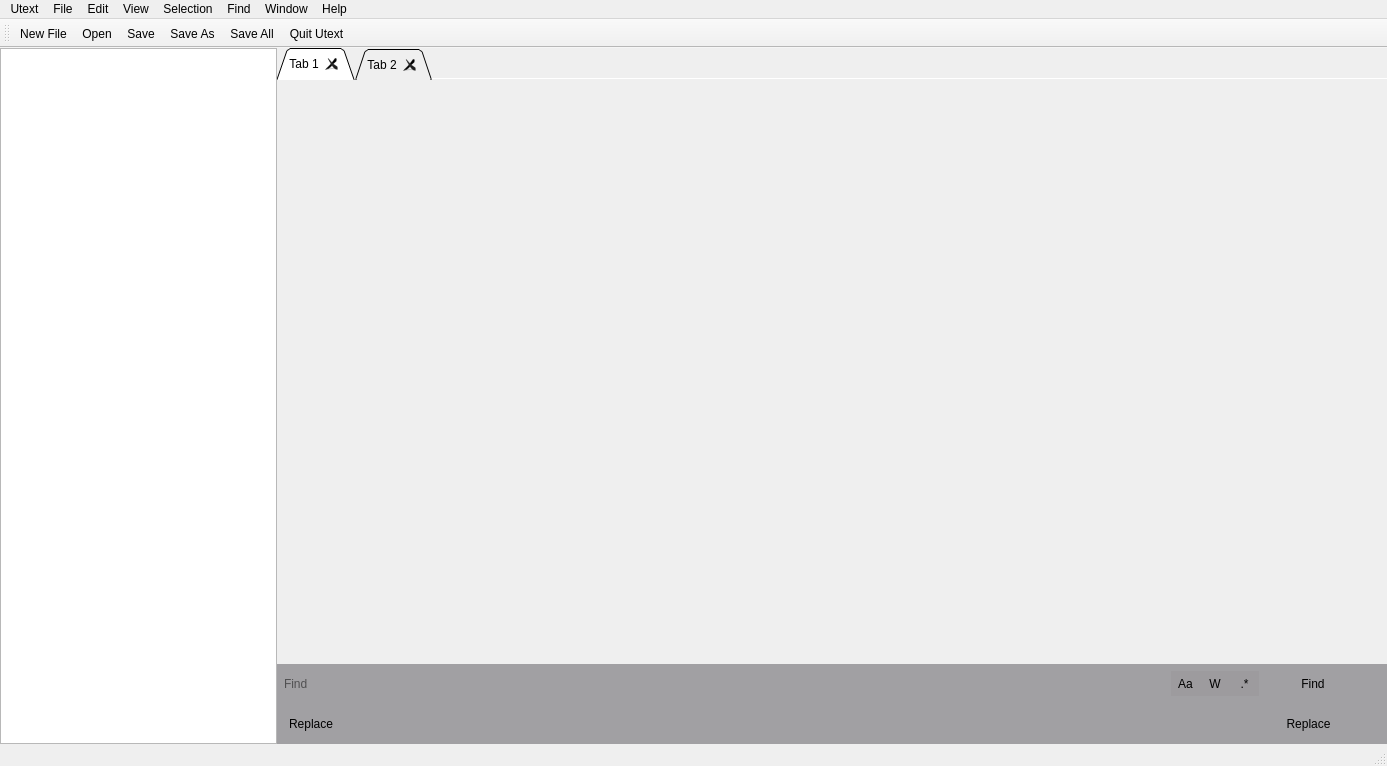
N-911/CPP-Utext, file app/src/mainwindow.ui: the form before one commit.
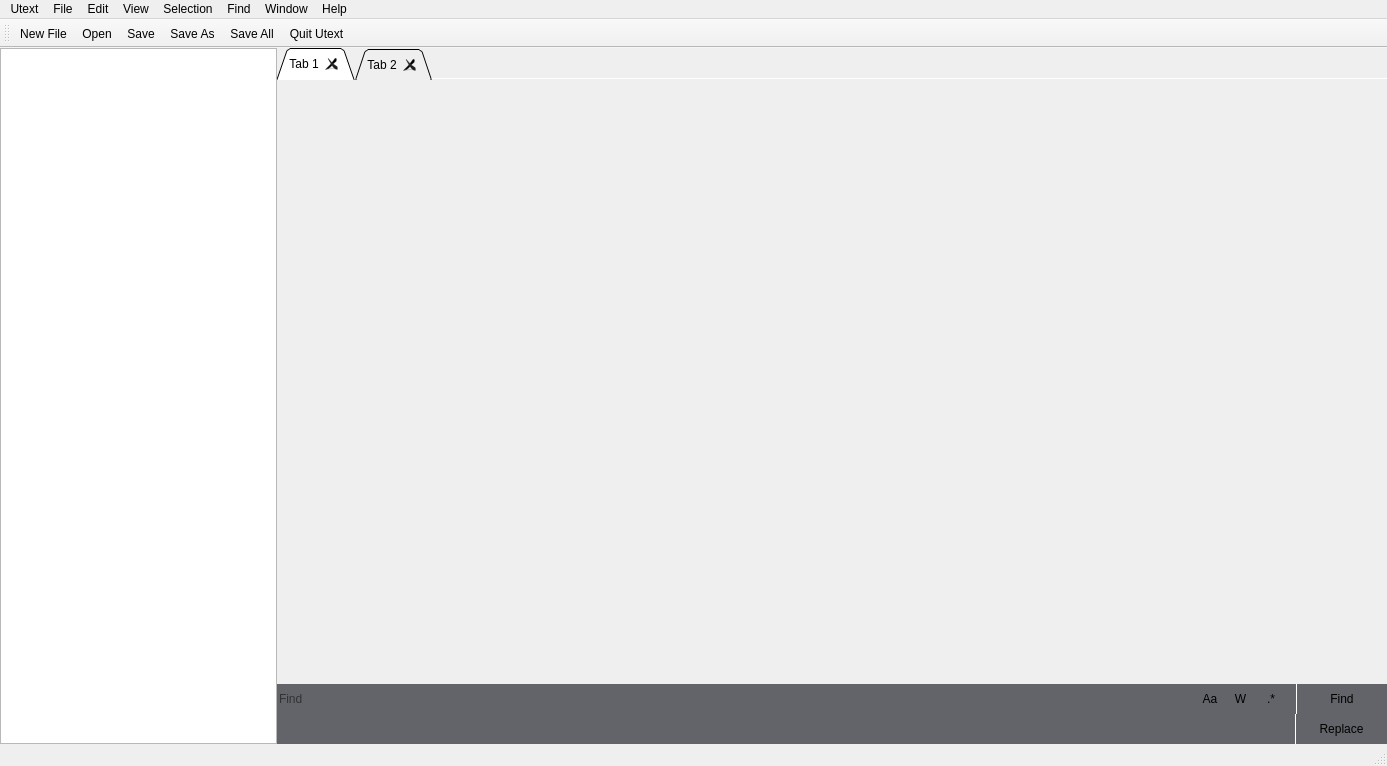
The form after the commit.

Commit message: style find and replace

The edit to the form file:
```diff
--- a/app/src/mainwindow.ui
+++ b/app/src/mainwindow.ui
@@ -174,25 +174,39 @@
         </item>
         <item>
          <widget class="QWidget" name="findWidget" native="true">
+          <property name="minimumSize">
+           <size>
+            <width>30</width>
+            <height>0</height>
+           </size>
+          </property>
+          <property name="toolTipDuration">
+           <number>-1</number>
+          </property>
           <property name="styleSheet">
-           <string notr="true">QWidget { background-color: rgb(161, 160, 163); border: none; }
+           <string notr="true">QWidget { background-color: rgb(98, 100, 105); 
+				border: none; }
+
 </string>
           </property>
           <layout class="QHBoxLayout" name="horizontalLayout" stretch="10,1,1">
            <property name="spacing">
             <number>10</number>
            </property>
+           <property name="sizeConstraint">
+            <enum>QLayout::SetDefaultConstraint</enum>
+           </property>
            <property name="leftMargin">
-            <number>5</number>
+            <number>0</number>
            </property>
            <property name="topMargin">
-            <number>5</number>
+            <number>0</number>
            </property>
            <property name="rightMargin">
-            <number>30</number>
+            <number>0</number>
            </property>
            <property name="bottomMargin">
-            <number>5</number>
+            <number>0</number>
            </property>
            <item>
             <widget class="QLineEdit" name="findLine">
@@ -217,26 +231,35 @@
             </widget>
            </item>
            <item>
+            <widget class="QWidget" name="find_options" native="true">
             <layout class="QHBoxLayout" name="horizontalLayout_3">
              <property name="spacing">
               <number>0</number>
              </property>
+              <property name="leftMargin">
+               <number>0</number>
+              </property>
              <property name="topMargin">
               <number>0</number>
              </property>
              <property name="rightMargin">
               <number>0</number>
              </property>
+              <property name="bottomMargin">
+               <number>0</number>
+              </property>
              <item>
               <widget class="QPushButton" name="pushButton_2">
                <property name="minimumSize">
                 <size>
-                 <width>25</width>
-                 <height>25</height>
+                  <width>23</width>
+                  <height>23</height>
                 </size>
                </property>
                <property name="styleSheet">
-                <string notr="true">QPushButton { background-color: rgb(157, 155, 158); border: none; }
+                 <string notr="true">QPushButton { background-color: rgb(98, 100, 105); border: none; }
+
+
 </string>
                </property>
                <property name="text">
@@ -248,12 +271,12 @@
               <widget class="QPushButton" name="pushButton_3">
                <property name="minimumSize">
                 <size>
-                 <width>25</width>
-                 <height>25</height>
+                  <width>23</width>
+                  <height>23</height>
                 </size>
                </property>
                <property name="styleSheet">
-                <string notr="true">QPushButton { background-color: rgb(157, 155, 158); border: none; }</string>
+                 <string notr="true">QPushButton { background-color: rgb(98, 100, 105); border: none; }</string>
                </property>
                <property name="text">
                 <string>W</string>
@@ -264,12 +287,12 @@
               <widget class="QPushButton" name="MatchCase">
                <property name="minimumSize">
                 <size>
-                 <width>25</width>
-                 <height>25</height>
+                  <width>23</width>
+                  <height>23</height>
                 </size>
                </property>
                <property name="styleSheet">
-                <string notr="true">QPushButton { background-color: rgb(157, 155, 158); border: none; }</string>
+                 <string notr="true">QPushButton { background-color: rgb(98, 100, 105); border: none; }</string>
                </property>
                <property name="text">
                 <string>.*</string>
@@ -277,17 +300,24 @@
               </widget>
              </item>
             </layout>
+            </widget>
            </item>
            <item>
             <widget class="QPushButton" name="buttonFind">
              <property name="minimumSize">
               <size>
-               <width>80</width>
+               <width>30</width>
                <height>30</height>
               </size>
              </property>
              <property name="styleSheet">
-              <string notr="true">/*background-color: black;*/</string>
+              <string notr="true">QPushButton {
+    border-width: 1px;
+	border-left-style: solid;
+	border-left-color:  white;
+}
+
+/*background-color: black;*/</string>
              </property>
              <property name="text">
               <string>Find</string>
@@ -300,23 +330,23 @@
         <item>
          <widget class="QWidget" name="replace_Widget" native="true">
           <property name="styleSheet">
-           <string notr="true">QWidget { background-color: rgb(161, 160, 163); border: none; }</string>
+           <string notr="true">QWidget { background-color: rgb(98, 100, 105); border: none; }</string>
           </property>
-          <layout class="QHBoxLayout" name="replaceWidget" stretch="10,1">
+          <layout class="QHBoxLayout" name="replaceWidget" stretch="11,1">
            <property name="spacing">
-            <number>10</number>
+            <number>0</number>
            </property>
            <property name="leftMargin">
-            <number>5</number>
+            <number>0</number>
            </property>
            <property name="topMargin">
-            <number>5</number>
+            <number>0</number>
            </property>
            <property name="rightMargin">
-            <number>30</number>
+            <number>0</number>
            </property>
            <property name="bottomMargin">
-            <number>5</number>
+            <number>0</number>
            </property>
            <item>
             <widget class="QLineEdit" name="lineEdit">
@@ -329,17 +359,37 @@
              <property name="styleSheet">
               <string notr="true">padding: 5px;
 /*border: 1px solid;
-border-radius: 50%;*/</string>
+border-radius: 50%;*/
+
+
+QPushButton { background-color: rgb(98, 100, 105); border: solid; }</string>
              </property>
              <property name="text">
-              <string>Replace</string>
+              <string/>
+             </property>
+             <property name="frame">
+              <bool>false</bool>
+             </property>
+             <property name="clearButtonEnabled">
+              <bool>true</bool>
              </property>
             </widget>
            </item>
            <item>
             <widget class="QPushButton" name="buttomReplace">
+             <property name="minimumSize">
+              <size>
+               <width>30</width>
+               <height>30</height>
+              </size>
+             </property>
              <property name="styleSheet">
-              <string notr="true">/*background-color: black;*/</string>
+              <string notr="true">QPushButton {
+    border-width: 1px;
+	border-left-style: solid;
+	border-left-color:  white;
+}
+</string>
              </property>
              <property name="text">
               <string>Replace</string>
```
Left out of the diff: 24 changed lines with no effect on the pictures. Lines whose indentation alone changed are shown as unchanged. The commit also changes 2 other files.
